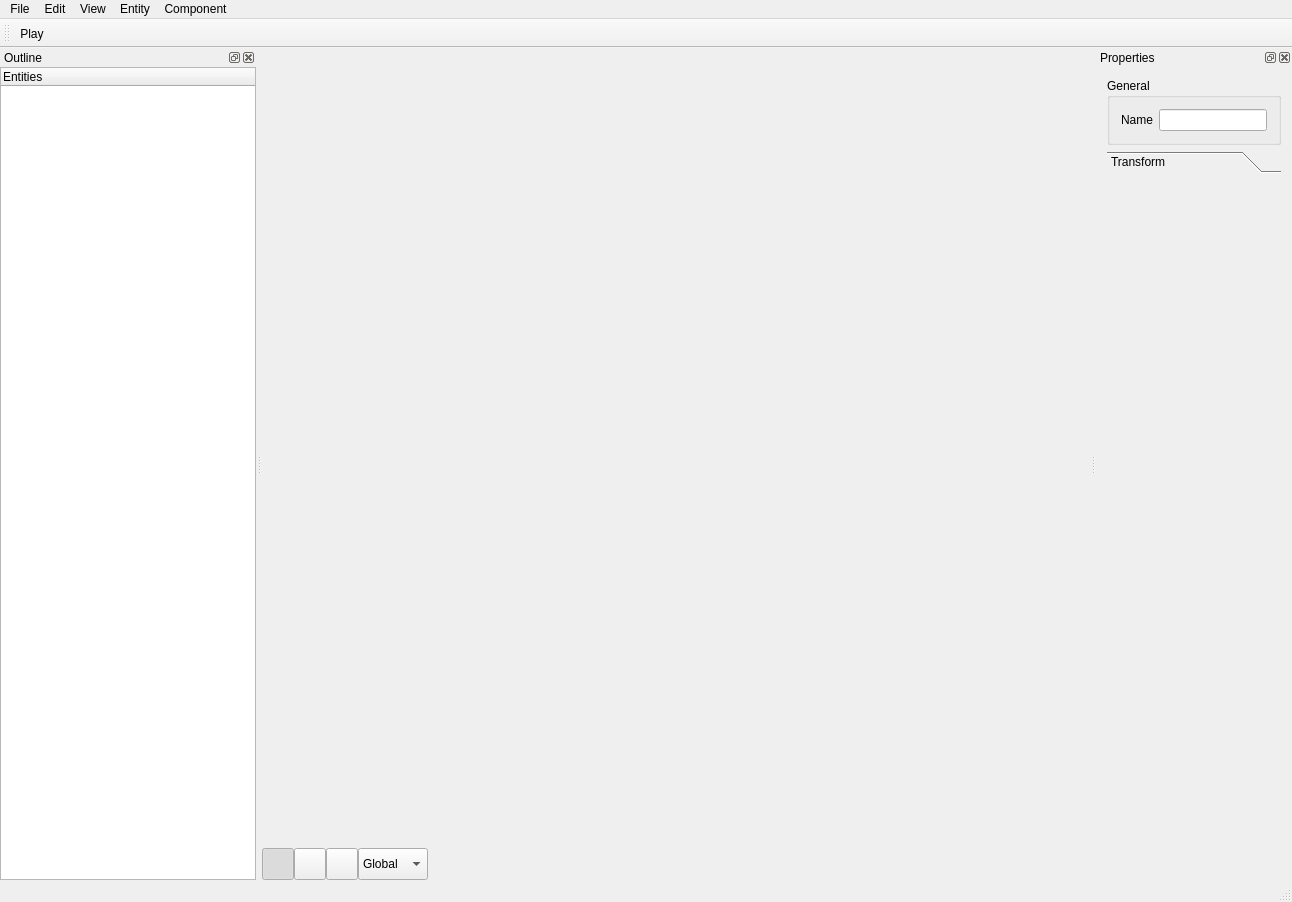
Qt form RootTools/Treenity/UI/Treenity.ui (kevinortegren/zombieshroom) before a commit.
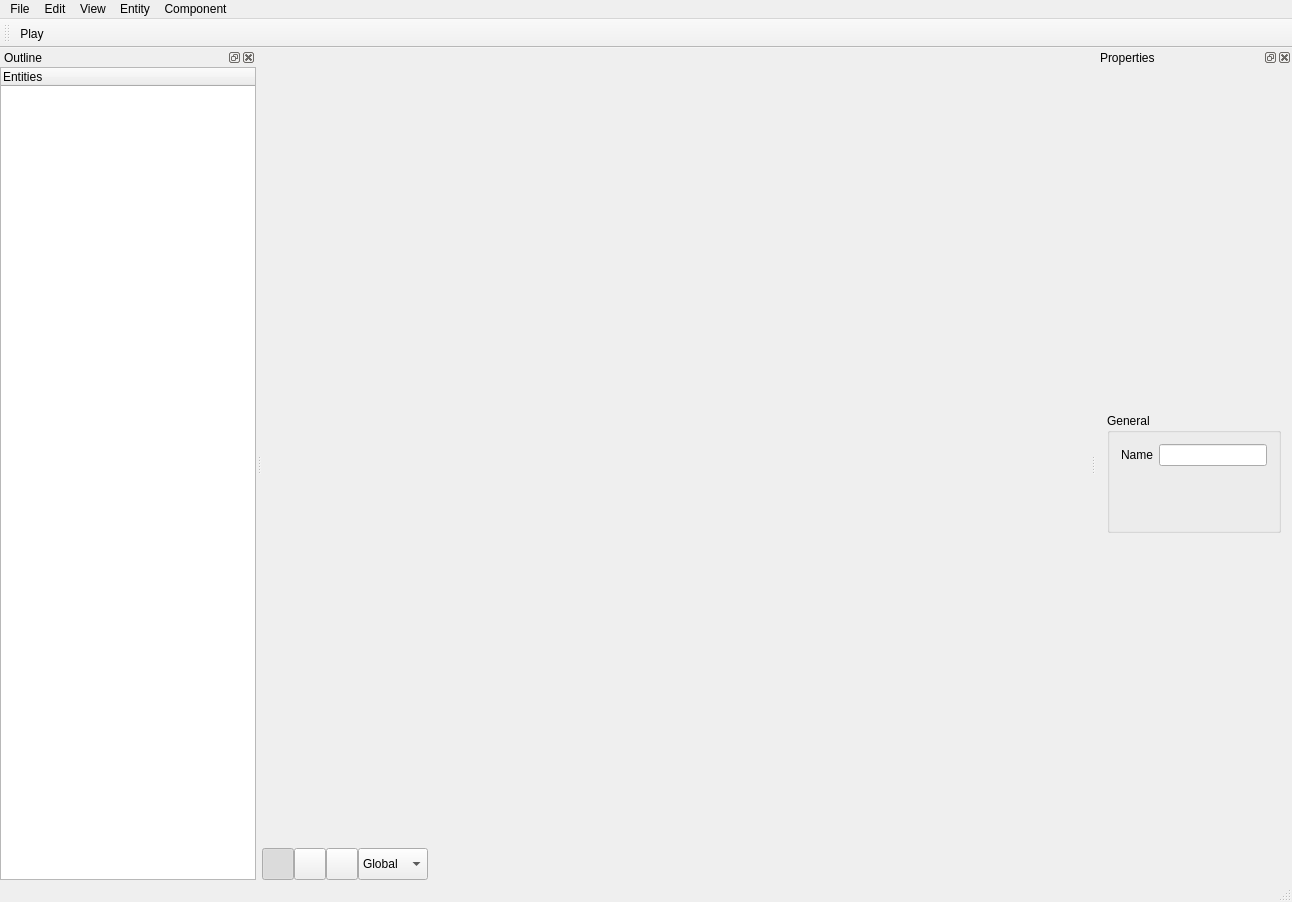
The same form after that commit. Icons and pictures are not drawn. Custom widgets are drawn as their Qt base class.

What changed in the file:
```diff
--- a/RootTools/Treenity/UI/Treenity.ui
+++ b/RootTools/Treenity/UI/Treenity.ui
@@ -365,26 +365,6 @@
        </layout>
       </widget>
      </item>
-     <item>
-      <widget class="QToolBox" name="toolBox_components">
-       <property name="currentIndex">
-        <number>0</number>
-       </property>
-       <widget class="QWidget" name="page_2">
-        <property name="geometry">
-         <rect>
-          <x>0</x>
-          <y>0</y>
-          <width>186</width>
-          <height>701</height>
-         </rect>
-        </property>
-        <attribute name="label">
-         <string>Transform</string>
-        </attribute>
-       </widget>
-      </widget>
-     </item>
     </layout>
    </widget>
   </widget>
```
Left out of the diff: 3 changed lines with no effect on the pictures.
